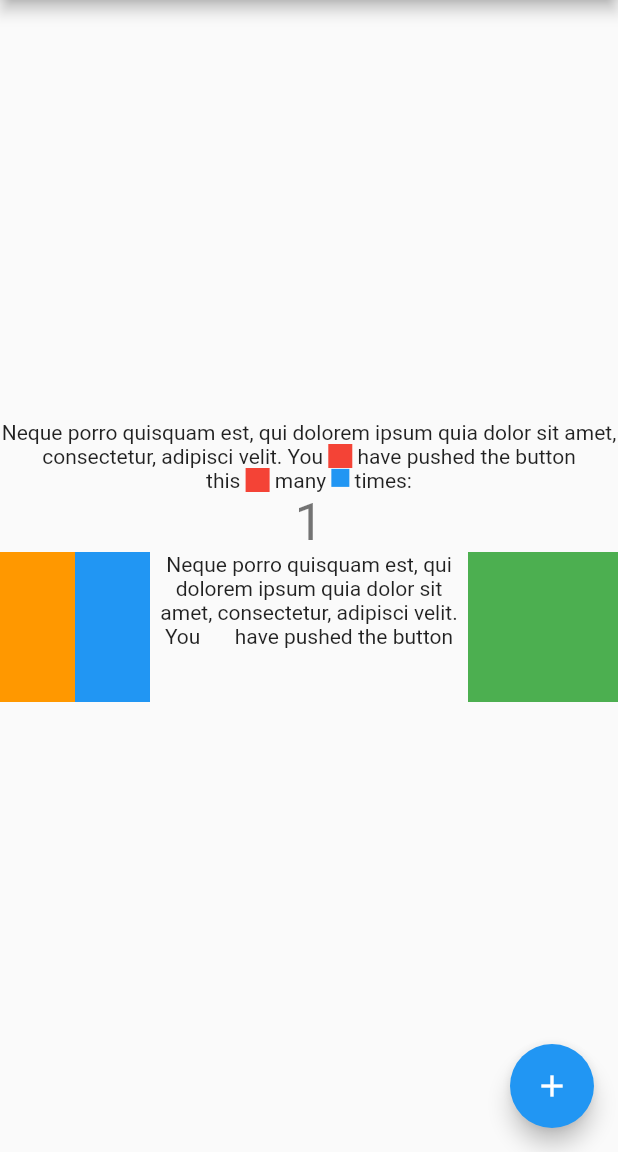
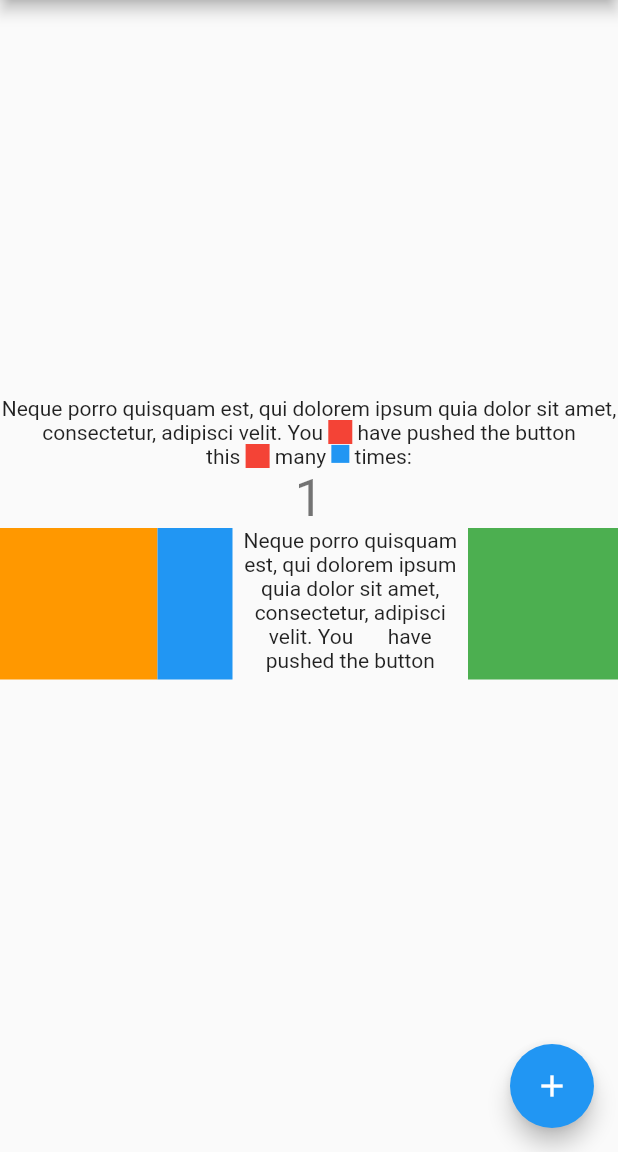
Before and after one commit to ronjb/float_column, a Flutter app: the screen it shows after launch, after a tap on the "add" icon, on a phone screen of 412 x 824 dp, the part 84-1236 px from its top. Run offline on Flutter 3.47's test engine with Material 2 defaults, Android fonts, the phone set to English and light mode, and no system bars.

Commit message:
A little progress on wrapping text...

```diff
--- a/example/lib/main.dart
+++ b/example/lib/main.dart
@@ -48,6 +48,8 @@ class _MyHomePageState extends State<MyHomePage> {
     // const crossAxisAlignment = CrossAxisAlignment.end;
     // const crossAxisAlignment = CrossAxisAlignment.stretch;
 
+    const boxHeight = 101.0;
+
     return Scaffold(
       appBar: AppBar(
         title: const Text('FloatColumn Demo Home Page'),
@@ -67,14 +69,14 @@ class _MyHomePageState extends State<MyHomePage> {
               children: [
                 Floatable(
                     float: FCFloat.start,
-                    child: Container(width: 50, height: 100, color: Colors.orange)),
+                    child: Container(width: 105, height: boxHeight, color: Colors.orange)),
                 Floatable(
                     float: FCFloat.start,
-                    child: Container(width: 50, height: 100, color: Colors.blue)),
+                    child: Container(width: 50, height: boxHeight, color: Colors.blue)),
                 Floatable(
                     float: FCFloat.end,
                     clear: FCClear.end,
-                    child: Container(width: 100, height: 100, color: Colors.green)),
+                    child: Container(width: 100, height: boxHeight, color: Colors.green)),
                 WrappableText(text: getText1(), textAlign: textAlign, clear: FCClear.none),
                 WrappableText(text: getText2(), textAlign: textAlign),
                 Text('$_counter', style: Theme.of(context).textTheme.headline4),
--- a/lib/src/render_float_column.dart
+++ b/lib/src/render_float_column.dart
@@ -363,8 +363,10 @@ class RenderFloatColumn extends RenderBox
     final floatL = <Rect>[];
     final floatR = <Rect>[];
 
-    final lineHeight =
-        (defaultTextStyle.style.fontSize ?? 16.0) * (defaultTextStyle.style.height ?? 1.15);
+    final lineHeight = (defaultTextStyle.style.fontSize ?? 16.0) *
+        (defaultTextStyle.style.height ?? 1.15) *
+        defaultTextScaleFactor;
+    dmPrint('RenderFloatColumn performLayout, lineHeight = $lineHeight');
 
     var i = 0;
     for (final el in _internalTextAndWidgets) {
@@ -447,12 +449,44 @@ class RenderFloatColumn extends RenderBox
         if (clear == FCClear.left || clear == FCClear.both) yPos = floatL.maxY(yPos);
         if (clear == FCClear.right || clear == FCClear.both) yPos = floatR.maxY(yPos);
 
-        // What's the available space at `yPos` for the first line of text?
-        final rect = spaceAt(
-            startY: yPos, height: lineHeight, maxX: maxWidth, floatL: floatL, floatR: floatR);
+        // Find space for at least a width of `lineHeight * 4.0`. This may need to be
+        // tweaked, or it could be an option passed in? Or, we could layout the text and
+        // find the actual width of the first word, and that could be the minimum width?
+        final rect = findSpaceFor(
+            startY: yPos,
+            width: math.min(maxWidth, lineHeight * 4.0),
+            height: lineHeight,
+            maxX: maxWidth,
+            floatL: floatL,
+            floatR: floatR);
+        yPos = rect.top;
+
+        dmPrint('Space for text: $rect');
 
         // Layout the text and inline widget children.
         rph.layout(childConstraints.copyWith(maxWidth: rect.width));
+
+        // The `rect.bottom` is where the layout of available space for the text changes,
+        // so if the text extends past `rect.bottom`, we need to split the text into
+        // multiple pieces, and layout each individually...
+        if (yPos + rph.painter.height > rect.bottom) {
+          final span = rph.painter.text;
+          if (span is TextSpan) {
+            final text = span.toPlainText(includeSemanticsLabels: false, includePlaceholders: true);
+
+            final textPos = rph.painter.getPositionForOffset(Offset(rect.width, rect.height));
+            if (textPos.offset > 0) {
+              final sub = text.substring(0, textPos.offset);
+              dmPrint('split text after "$sub"');
+            }
+
+            // final selection = TextSelection(baseOffset: 0, extentOffset: text.length);
+            // final boxes = rph.painter.getBoxesForSelection(selection);
+            // for (final box in boxes) {
+            //   dmPrint(box);
+            // }
+          }
+        }
 
         // Calculate `xPos` based on alignment and available space.
         final xPos =
@@ -501,7 +535,7 @@ class RenderFloatColumn extends RenderBox
         context.paintChild(child, childParentData.offset + offset);
         child = childParentData.nextSibling;
 
-        dmPrint('painted $i, a widget at ${childParentData.offset + offset}');
+        // dmPrint('painted $i, a widget at ${childParentData.offset + offset}');
       }
 
       //---------------------------------------------------------------------
@@ -511,7 +545,7 @@ class RenderFloatColumn extends RenderBox
         final rph = _cache[el.key]!;
 
         rph.painter.paint(context.canvas, rph.offset! + offset);
-        dmPrint('painted $i, text at ${rph.offset! + offset}');
+        // dmPrint('painted $i, text at ${rph.offset! + offset}');
 
         // If this paragraph DOES have inline widget children...
         if (child != null && child.tag.index == i) {
@@ -527,7 +561,7 @@ class RenderFloatColumn extends RenderBox
               Matrix4.diagonal3Values(scale, scale, scale),
               (context, offset) {
                 context.paintChild(child!, offset);
-                dmPrint('painted $i:$widgetIndex, a widget in text at $offset');
+                // dmPrint('painted $i:$widgetIndex, a widget in text at $offset');
               },
             );
 
--- a/lib/src/util.dart
+++ b/lib/src/util.dart
@@ -1,3 +1,6 @@
+// Copyright 2021 Ron Booth. All rights reserved.
+// Use of this source code is governed by a license that can be found in the LICENSE file.
+
 import 'dart:math' as math;
 import 'dart:ui' show Rect, TextDirection;
 
@@ -110,7 +113,7 @@ Rect findSpaceFor({
 
   // If the float lists are empty, just return what was given.
   if (floatL.isEmpty && floatR.isEmpty) {
-    return Rect.fromLTRB(minX, startY, maxX, startY + height);
+    return Rect.fromLTRB(minX, startY, maxX, double.infinity);
   }
 
   final lNext = _Double(startY);
@@ -135,9 +138,10 @@ Rect findSpaceFor({
     right = floatR.minXInRange(top, bottom, lessThan: maxX, rectBottom: rNext);
   } while (width > right - left);
 
-  return Rect.fromLTRB(left, top, right, top + height);
+  return Rect.fromLTRB(left, top, right, math.min(lNext.value, rNext.value));
 }
 
+/*
 ///
 /// Given a starting Y position ([startY]), an optional [minX] value (defaults to 0.0),
 /// [maxX] value, and the floating rectangle lists ([floatL] and [floatR]), returns the
@@ -165,7 +169,7 @@ Rect spaceAt({
   final right = floatR.minXInRange(startY, startY + height, lessThan: maxX);
 
   return Rect.fromLTRB(left, startY, right, startY + height);
-}
+} */
 
 /// Mutable wrapper of a double that can be passed by reference.
 class _Double {
```
